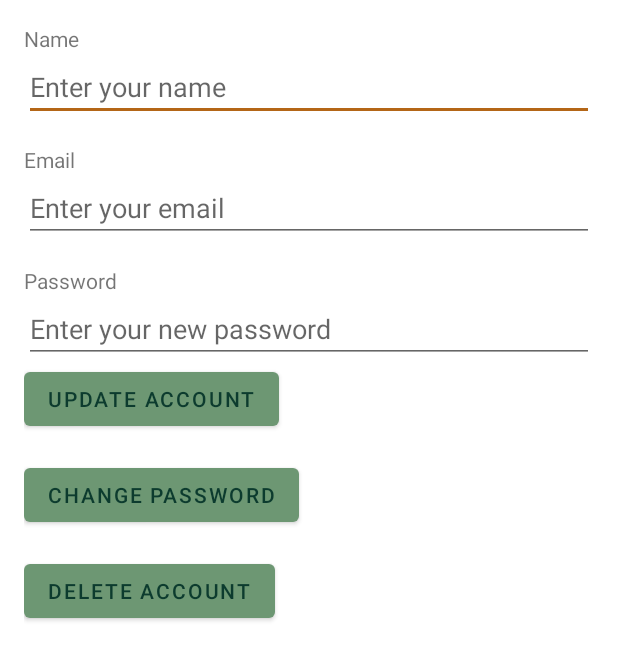
After one commit to BenJohnson0/CleanStreets, an Android app: the layout activity_account_management.xml on its own in the app's theme, with its tools: preview values and no code run, on a phone screen of 412 x 824 dp. The commit adds this screen. Shown: the top 660 px of the screen. Run offline under Robolectric (Android 15) with nearby library versions, the phone set to English and light mode, and no system bars.

Commit message:
added account management feature

```diff
--- a/app/src/main/AndroidManifest.xml
+++ b/app/src/main/AndroidManifest.xml
@@ -45,6 +45,10 @@
             android:name=".AddReportActivity"
             android:label="@string/app_name">
         </activity>
+        <activity
+            android:name=".AccountManagementActivity"
+            android:label="@string/app_name">
+        </activity>
 
 
 
--- a/app/src/main/java/com/example/urban_management_app/HomeActivity.java
+++ b/app/src/main/java/com/example/urban_management_app/HomeActivity.java
@@ -108,7 +108,7 @@ public class HomeActivity extends AppCompatActivity implements NavigationView.On
                 break;
             case R.id.nav_account:
                 // Handle Account management option (visible only to logged-in users)
-                showToast("Account selected");
+                startActivity(new Intent(HomeActivity.this, AccountManagementActivity.class));
                 break;
             case R.id.nav_settings:
                 // Handle App settings option
--- /dev/null
+++ b/app/src/main/res/layout/activity_account_management.xml
@@ -0,0 +1,69 @@
+<?xml version="1.0" encoding="utf-8"?>
+<LinearLayout xmlns:android="http://schemas.android.com/apk/res/android"
+    android:layout_width="match_parent"
+    android:layout_height="match_parent"
+    android:orientation="vertical"
+    android:padding="16dp">
+
+    <TextView
+        android:id="@+id/text_view_name"
+        android:layout_width="match_parent"
+        android:layout_height="wrap_content"
+        android:text="Name" />
+
+    <EditText
+        android:id="@+id/edit_text_name"
+        android:layout_width="match_parent"
+        android:layout_height="wrap_content"
+        android:inputType="text"
+        android:hint="Enter your name" />
+
+    <TextView
+        android:id="@+id/text_view_email"
+        android:layout_width="match_parent"
+        android:layout_height="wrap_content"
+        android:layout_marginTop="16dp"
+        android:text="Email" />
+
+    <EditText
+        android:id="@+id/edit_text_email"
+        android:layout_width="match_parent"
+        android:layout_height="wrap_content"
+        android:inputType="textEmailAddress"
+        android:hint="Enter your email" />
+
+    <TextView
+        android:id="@+id/text_view_password"
+        android:layout_width="match_parent"
+        android:layout_height="wrap_content"
+        android:layout_marginTop="16dp"
+        android:text="Password" />
+
+    <EditText
+        android:id="@+id/edit_text_password"
+        android:layout_width="match_parent"
+        android:layout_height="wrap_content"
+        android:inputType="textPassword"
+        android:hint="Enter your new password" />
+
+    <Button
+        android:id="@+id/button_update"
+        android:layout_width="wrap_content"
+        android:layout_height="wrap_content"
+        android:text="Update Account" />
+
+    <Button
+        android:id="@+id/button_change_password"
+        android:layout_width="wrap_content"
+        android:layout_height="wrap_content"
+        android:layout_marginTop="16dp"
+        android:text="Change Password" />
+
+    <Button
+        android:id="@+id/button_delete"
+        android:layout_width="wrap_content"
+        android:layout_height="wrap_content"
+        android:layout_marginTop="16dp"
+        android:text="Delete Account" />
+
+</LinearLayout>
```
Also changed, not shown: app/src/main/java/com/example/urban_management_app/AccountManagementActivity.java (added, +206 -0 lines).
